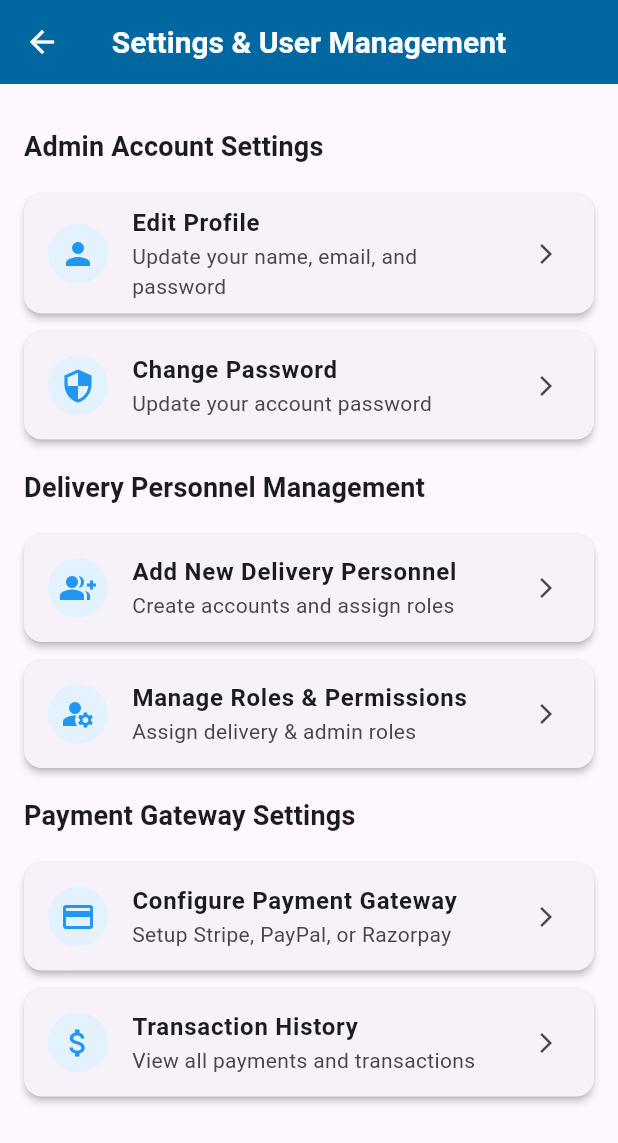
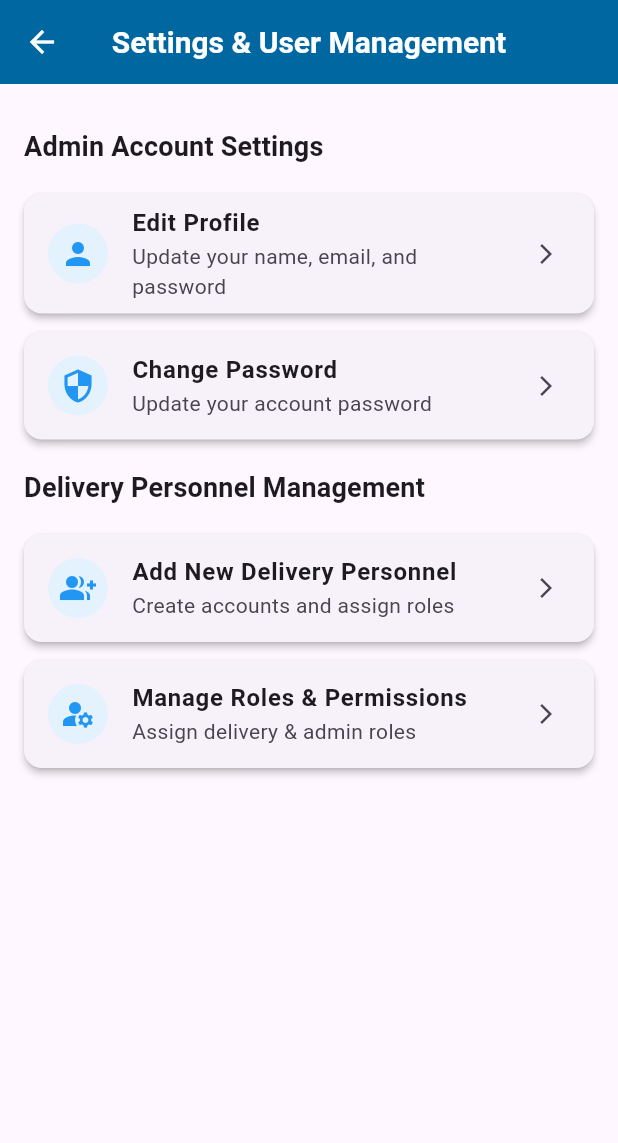
Before and after one commit to vprabhu1771/flutter_supabase_milk_subscription, a Flutter app: the AdminSettingAndUserManagement screen opened directly, on a phone screen of 412 x 824 dp. Shown: the top 1143 px of the screen. Run offline on Flutter 3.47's test engine with Material 3 defaults, Android fonts, the phone set to English and light mode, and no system bars; our stand-ins replace fl_chart, flutter_datetime_picker_plus, flutter_dotenv, flutter_secure_storage, flutter_slidable, fluttertoast and 6 more; missing offline and left inert: flutter_polyline_points, razorpay_flutter; accounts and stored records are empty.

Commit message:
Update AdminSettingAndUserManagement.dart

```diff
--- a/lib/screens/admin/AdminSettingAndUserManagement.dart
+++ b/lib/screens/admin/AdminSettingAndUserManagement.dart
@@ -48,19 +48,19 @@ class _AdminSettingAndUserManagementState extends State<AdminSettingAndUserManag
             subtitle: 'Assign delivery & admin roles',
             onTap: () {},
           ),
-          const SectionHeader(title: 'Payment Gateway Settings'),
-          SettingsTile(
-            icon: Icons.payment,
-            title: 'Configure Payment Gateway',
-            subtitle: 'Setup Stripe, PayPal, or Razorpay',
-            onTap: () {},
-          ),
-          SettingsTile(
-            icon: Icons.attach_money,
-            title: 'Transaction History',
-            subtitle: 'View all payments and transactions',
-            onTap: () {},
-          ),
+          // const SectionHeader(title: 'Payment Gateway Settings'),
+          // SettingsTile(
+          //   icon: Icons.payment,
+          //   title: 'Configure Payment Gateway',
+          //   subtitle: 'Setup Stripe, PayPal, or Razorpay',
+          //   onTap: () {},
+          // ),
+          // SettingsTile(
+          //   icon: Icons.attach_money,
+          //   title: 'Transaction History',
+          //   subtitle: 'View all payments and transactions',
+          //   onTap: () {},
+          // ),
         ],
       ),
     );
```
